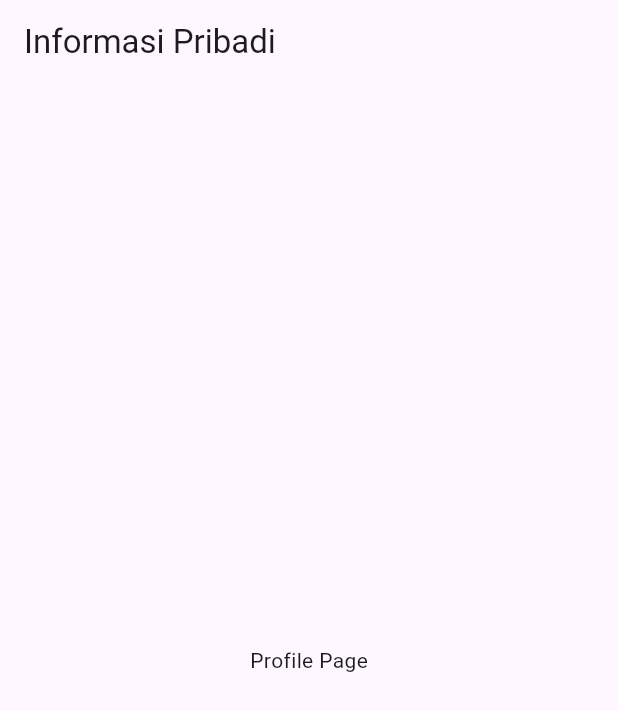
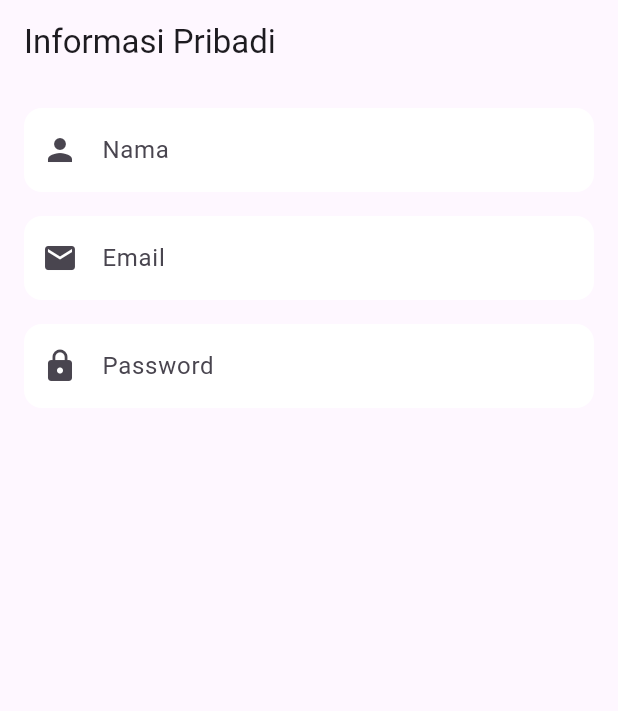
Before and after one commit to Frientia/project_mobile_UAS, a Flutter app: the screen it shows after launch, on a phone screen of 412 x 824 dp. Shown: the top 711 px of the screen. Run offline on Flutter 3.47's test engine with Material 3 defaults, Android fonts, the phone set to English and light mode, and no system bars; our stand-ins replace firebase_auth, firebase_core, flutter_dotenv, lottie, shared_preferences, supabase_flutter; accounts and stored records are empty.

Commit message:
menambahkan basic profile form

```diff
--- a/lib/pages/profile_page.dart
+++ b/lib/pages/profile_page.dart
@@ -7,6 +7,7 @@ class MyProfile extends StatefulWidget {
   State<MyProfile> createState() => _MyProfileState();
 }
 
+class _MyProfileState extends State<MyProfile> {
   final _nameController = TextEditingController();
   final _emailController = TextEditingController();
   final _phoneController = TextEditingController();
@@ -21,12 +22,51 @@ void dispose() {
     super.dispose();
   }
 
-class _MyProfileState extends State<MyProfile> {
   @override
   Widget build(BuildContext context) {
     return Scaffold(
       appBar: AppBar(title: const Text('Informasi Pribadi')),
-      body: const Center(child: Text('Profile Page')),
+      body: Padding(
+        padding: const EdgeInsets.all(16),
+        child: ListView(
+          children: [
+            _inputField('Nama', Icons.person, _nameController),
+            _inputField('Email', Icons.email, _emailController),
+            _inputField(
+              'Password',
+              Icons.lock,
+              _passwordController,
+              obscure: true,
+            ),
+          ],
+        ),
+      ),
+    );
+  }
+
+  //Widget untuk input field
+  Widget _inputField(
+    String label,
+    IconData icon,
+    TextEditingController controller, {
+    bool obscure = false,
+  }) {
+    return Padding(
+      padding: const EdgeInsets.only(bottom: 16),
+      child: TextField(
+        controller: controller,
+        obscureText: obscure,
+        decoration: InputDecoration(
+          labelText: label,
+          prefixIcon: Icon(icon),
+          filled: true,
+          fillColor: Colors.white,
+          border: OutlineInputBorder(
+            borderRadius: BorderRadius.circular(12),
+            borderSide: BorderSide.none,
+          ),
+        ),
+      ),
     );
   }
 }
```
Lines whose indentation alone changed are shown as unchanged.
